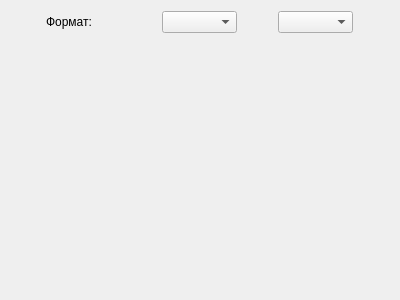
Above: gui/forms/bandwidthwidget.ui from OSLL/Linux_FreeBSD_networking_perf before the change. Below: the same form after it.
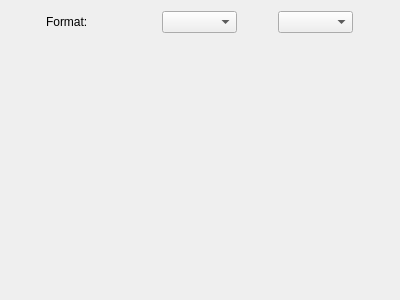
That is the form after the change.

Patch:
```diff
--- a/gui/forms/bandwidthwidget.ui
+++ b/gui/forms/bandwidthwidget.ui
@@ -25,7 +25,7 @@
         </size>
        </property>
        <property name="text">
-        <string>Формат:</string>
+        <string>Format:</string>
        </property>
       </widget>
      </item>
```
